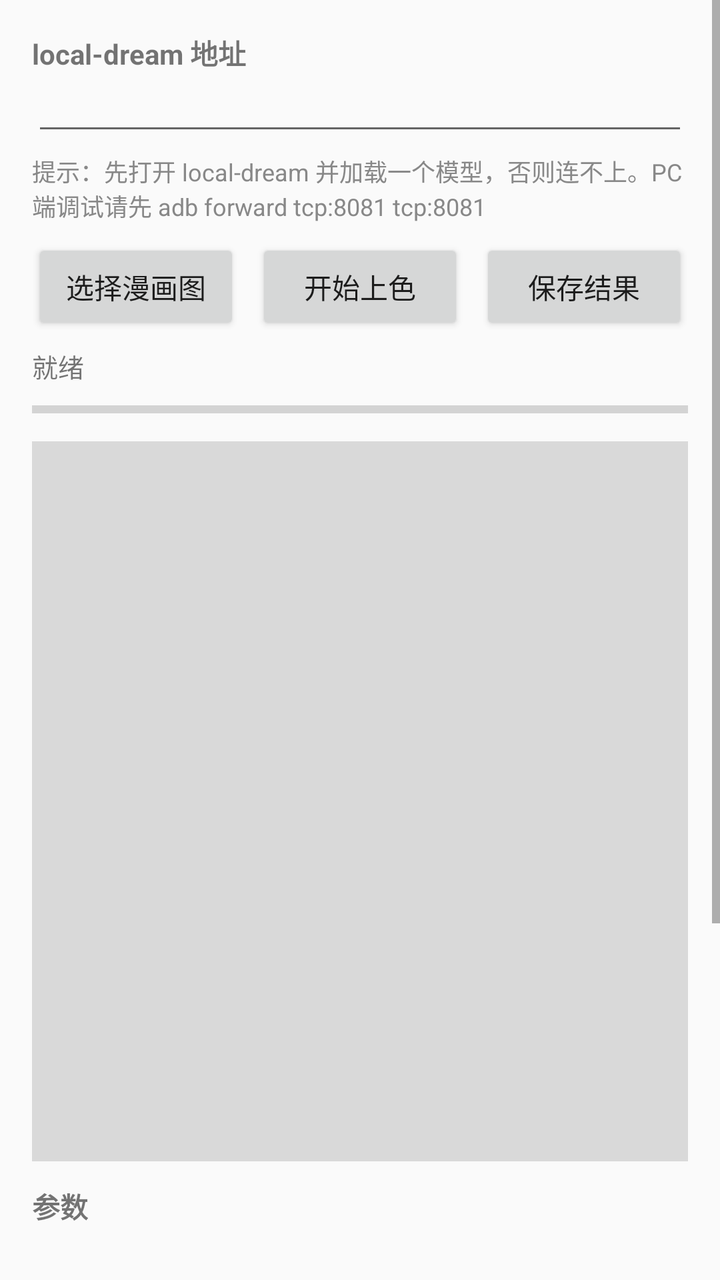
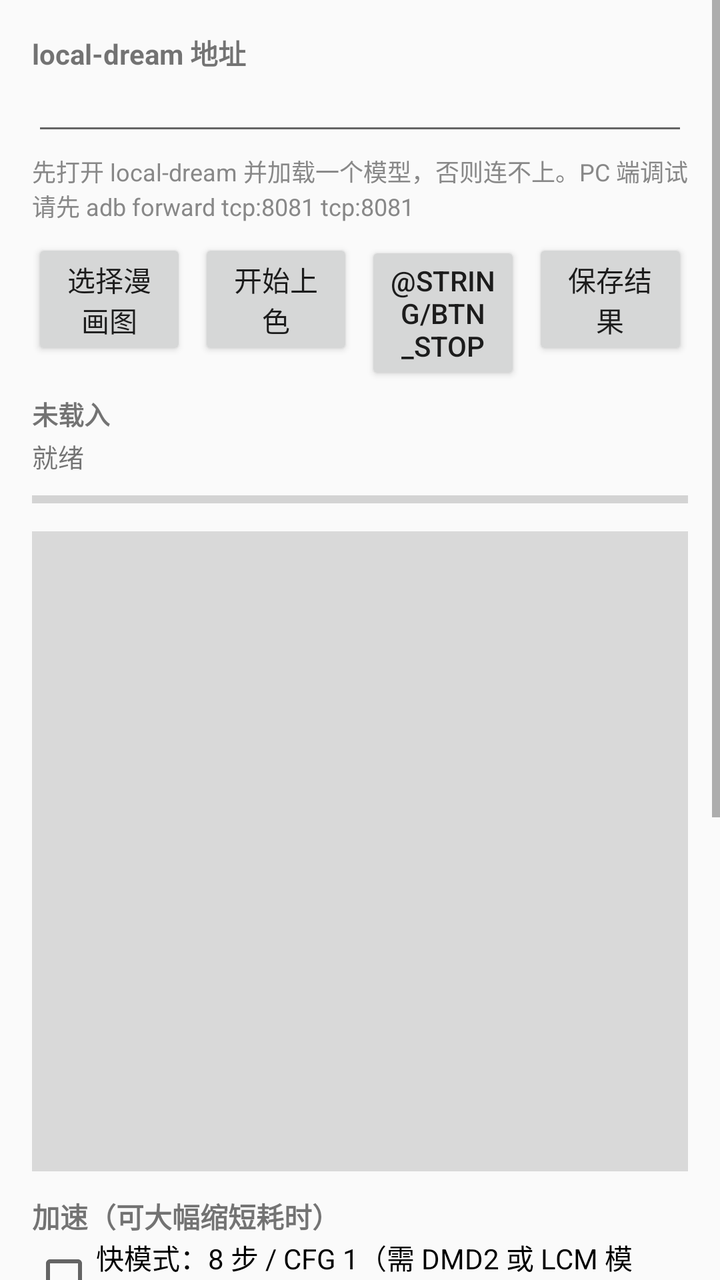

Before-and-after screenshots of an Android layout around one commit, followed by the original layout XML and the change that was made.
<!-- AndroidManifest.xml: application theme Theme.MangaColor -->
<!-- res/layout/activity_main.xml -->
<?xml version="1.0" encoding="utf-8"?>
<ScrollView xmlns:android="http://schemas.android.com/apk/res/android"
    android:layout_width="match_parent"
    android:layout_height="match_parent"
    android:fillViewport="true">

    <LinearLayout
        android:layout_width="match_parent"
        android:layout_height="wrap_content"
        android:orientation="vertical"
        android:padding="16dp">

        <TextView
            android:layout_width="wrap_content"
            android:layout_height="wrap_content"
            android:text="@string/hint_api"
            android:textStyle="bold" />

        <EditText
            android:id="@+id/etApi"
            android:layout_width="match_parent"
            android:layout_height="wrap_content"
            android:inputType="textUri"
            android:textSize="14sp" />

        <TextView
            android:layout_width="match_parent"
            android:layout_height="wrap_content"
            android:layout_marginTop="4dp"
            android:textSize="12sp"
            android:textColor="#888888"
            android:text="提示：先打开 local-dream 并加载一个模型，否则连不上。PC 端调试请先 adb forward tcp:8081 tcp:8081" />

        <LinearLayout
            android:layout_width="match_parent"
            android:layout_height="wrap_content"
            android:layout_marginTop="8dp"
            android:orientation="horizontal">

            <Button
                android:id="@+id/btnPick"
                android:layout_width="0dp"
                android:layout_weight="1"
                android:layout_height="wrap_content"
                android:text="@string/btn_pick" />

            <Button
                android:id="@+id/btnStart"
                android:layout_width="0dp"
                android:layout_weight="1"
                android:layout_height="wrap_content"
                android:layout_marginStart="8dp"
                android:text="@string/btn_start" />

            <Button
                android:id="@+id/btnSave"
                android:layout_width="0dp"
                android:layout_weight="1"
                android:layout_height="wrap_content"
                android:layout_marginStart="8dp"
                android:text="@string/btn_save" />
        </LinearLayout>

        <TextView
            android:id="@+id/tvStatus"
            android:layout_width="match_parent"
            android:layout_height="wrap_content"
            android:layout_marginTop="6dp"
            android:textSize="13sp"
            android:text="就绪" />

        <ProgressBar
            android:id="@+id/progress"
            style="?android:attr/progressBarStyleHorizontal"
            android:layout_width="match_parent"
            android:layout_height="wrap_content"
            android:layout_marginTop="4dp" />

        <ImageView
            android:id="@+id/ivPreview"
            android:layout_width="match_parent"
            android:layout_height="360dp"
            android:layout_marginTop="8dp"
            android:adjustViewBounds="true"
            android:background="#22000000"
            android:contentDescription="preview"
            android:scaleType="fitCenter" />

        
        <TextView android:layout_width="wrap_content" android:layout_height="wrap_content"
            android:layout_marginTop="12dp" android:textStyle="bold" android:text="参数" />

        <TextView android:id="@+id/tvDenoise" android:layout_width="match_parent"
            android:layout_height="wrap_content" android:layout_marginTop="8dp" android:textSize="13sp" />
        <SeekBar android:id="@+id/sbDenoise" android:layout_width="match_parent"
            android:layout_height="wrap_content" />

        <TextView android:id="@+id/tvTile" android:layout_width="match_parent"
            android:layout_height="wrap_content" android:textSize="13sp" />
        <SeekBar android:id="@+id/sbTile" android:layout_width="match_parent"
            android:layout_height="wrap_content" />

        <TextView android:id="@+id/tvOverlap" android:layout_width="match_parent"
            android:layout_height="wrap_content" android:textSize="13sp" />
        <SeekBar android:id="@+id/sbOverlap" android:layout_width="match_parent"
            android:layout_height="wrap_content" />

        <TextView android:id="@+id/tvSteps" android:layout_width="match_parent"
            android:layout_height="wrap_content" android:textSize="13sp" />
        <SeekBar android:id="@+id/sbSteps" android:layout_width="match_parent"
            android:layout_height="wrap_content" />

        <TextView android:id="@+id/tvCfg" android:layout_width="match_parent"
            android:layout_height="wrap_content" android:textSize="13sp" />
        <SeekBar android:id="@+id/sbCfg" android:layout_width="match_parent"
            android:layout_height="wrap_content" />

        <TextView android:id="@+id/tvLine" android:layout_width="match_parent"
            android:layout_height="wrap_content" android:textSize="13sp" />
        <SeekBar android:id="@+id/sbLine" android:layout_width="match_parent"
            android:layout_height="wrap_content" />

        <TextView android:id="@+id/tvThreshold" android:layout_width="match_parent"
            android:layout_height="wrap_content" android:textSize="13sp" />
        <SeekBar android:id="@+id/sbThreshold" android:layout_width="match_parent"
            android:layout_height="wrap_content" />

    </LinearLayout>
</ScrollView>
<!-- resources referenced by this layout -->
<resources>
  <string name="btn_pick">选择漫画图</string>
  <string name="btn_save">保存结果</string>
  <string name="btn_start">开始上色</string>
  <string name="hint_api">local-dream 地址</string>
  <style name="Theme.MangaColor" parent="Theme.AppCompat.DayNight.NoActionBar">
          <item name="colorPrimary">#FF6B5B95</item>
          <item name="colorPrimaryDark">#FF4A3D6B</item>
          <item name="colorAccent">#FFFF8C42</item>
      </style>
</resources>

<!-- the commit's change to res/layout/activity_main.xml (unified diff, before → after) -->
@@ -29,7 +29,7 @@
             android:layout_marginTop="4dp"
             android:textSize="12sp"
             android:textColor="#888888"
-            android:text="提示：先打开 local-dream 并加载一个模型，否则连不上。PC 端调试请先 adb forward tcp:8081 tcp:8081" />
+            android:text="先打开 local-dream 并加载一个模型，否则连不上。PC 端调试请先 adb forward tcp:8081 tcp:8081" />
 
         <LinearLayout
             android:layout_width="match_parent"
@@ -49,23 +49,40 @@
                 android:layout_width="0dp"
                 android:layout_weight="1"
                 android:layout_height="wrap_content"
-                android:layout_marginStart="8dp"
+                android:layout_marginStart="6dp"
                 android:text="@string/btn_start" />
+
+            <Button
+                android:id="@+id/btnStop"
+                android:layout_width="0dp"
+                android:layout_weight="1"
+                android:layout_height="wrap_content"
+                android:layout_marginStart="6dp"
+                android:text="@string/btn_stop" />
 
             <Button
                 android:id="@+id/btnSave"
                 android:layout_width="0dp"
                 android:layout_weight="1"
                 android:layout_height="wrap_content"
-                android:layout_marginStart="8dp"
+                android:layout_marginStart="6dp"
                 android:text="@string/btn_save" />
         </LinearLayout>
+
+        <TextView
+            android:id="@+id/tvQueue"
+            android:layout_width="match_parent"
+            android:layout_height="wrap_content"
+            android:layout_marginTop="6dp"
+            android:textSize="13sp"
+            android:textStyle="bold"
+            android:text="未载入" />
 
         <TextView
             android:id="@+id/tvStatus"
             android:layout_width="match_parent"
             android:layout_height="wrap_content"
-            android:layout_marginTop="6dp"
+            android:layout_marginTop="2dp"
             android:textSize="13sp"
             android:text="就绪" />
 
@@ -79,16 +96,38 @@
         <ImageView
             android:id="@+id/ivPreview"
             android:layout_width="match_parent"
-            android:layout_height="360dp"
+            android:layout_height="320dp"
             android:layout_marginTop="8dp"
             android:adjustViewBounds="true"
             android:background="#22000000"
             android:contentDescription="preview"
             android:scaleType="fitCenter" />
 
-        
-        <TextView android:layout_width="wrap_content" android:layout_height="wrap_content"
-            android:layout_marginTop="12dp" android:textStyle="bold" android:text="参数" />
+        <TextView
+            android:layout_width="wrap_content"
+            android:layout_height="wrap_content"
+            android:layout_marginTop="12dp"
+            android:textStyle="bold"
+            android:text="加速（可大幅缩短耗时）" />
+
+        <CheckBox
+            android:id="@+id/cbFast"
+            android:layout_width="match_parent"
+            android:layout_height="wrap_content"
+            android:text="快模式：8 步 / CFG 1（需 DMD2 或 LCM 模型）" />
+
+        <CheckBox
+            android:id="@+id/cbLimit"
+            android:layout_width="match_parent"
+            android:layout_height="wrap_content"
+            android:text="限制长边 1024（切块数约减 60%，最后放大回原尺寸）" />
+
+        <TextView
+            android:layout_width="wrap_content"
+            android:layout_height="wrap_content"
+            android:layout_marginTop="8dp"
+            android:textStyle="bold"
+            android:text="参数" />
 
         <TextView android:id="@+id/tvDenoise" android:layout_width="match_parent"
             android:layout_height="wrap_content" android:layout_marginTop="8dp" android:textSize="13sp" />
